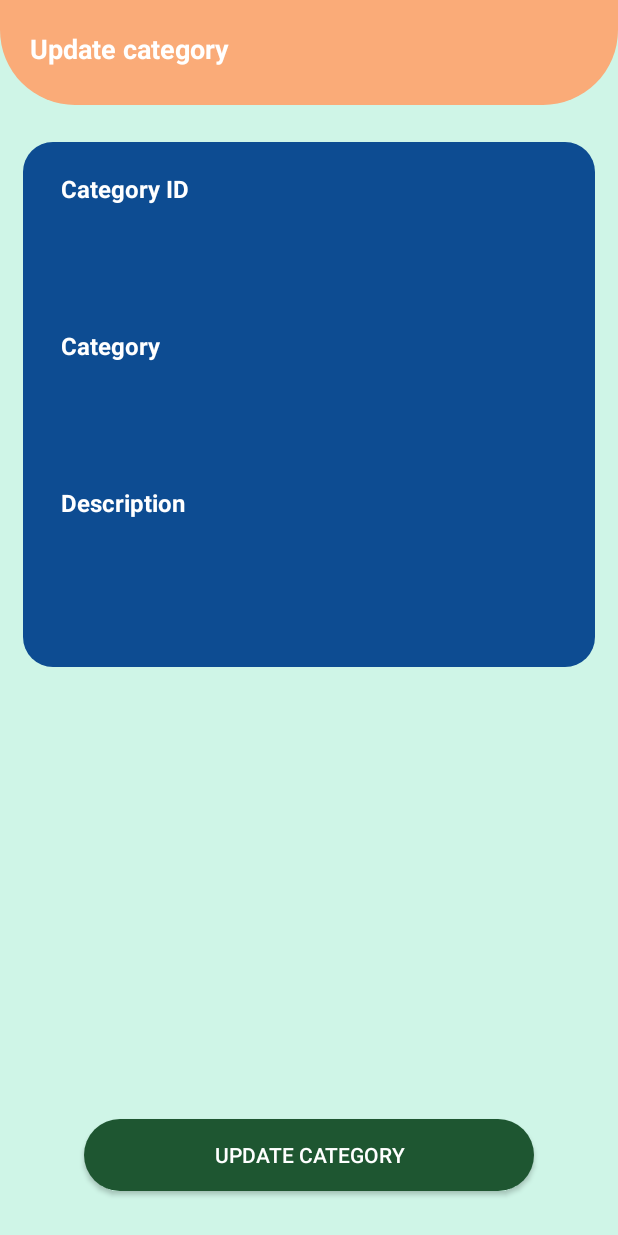
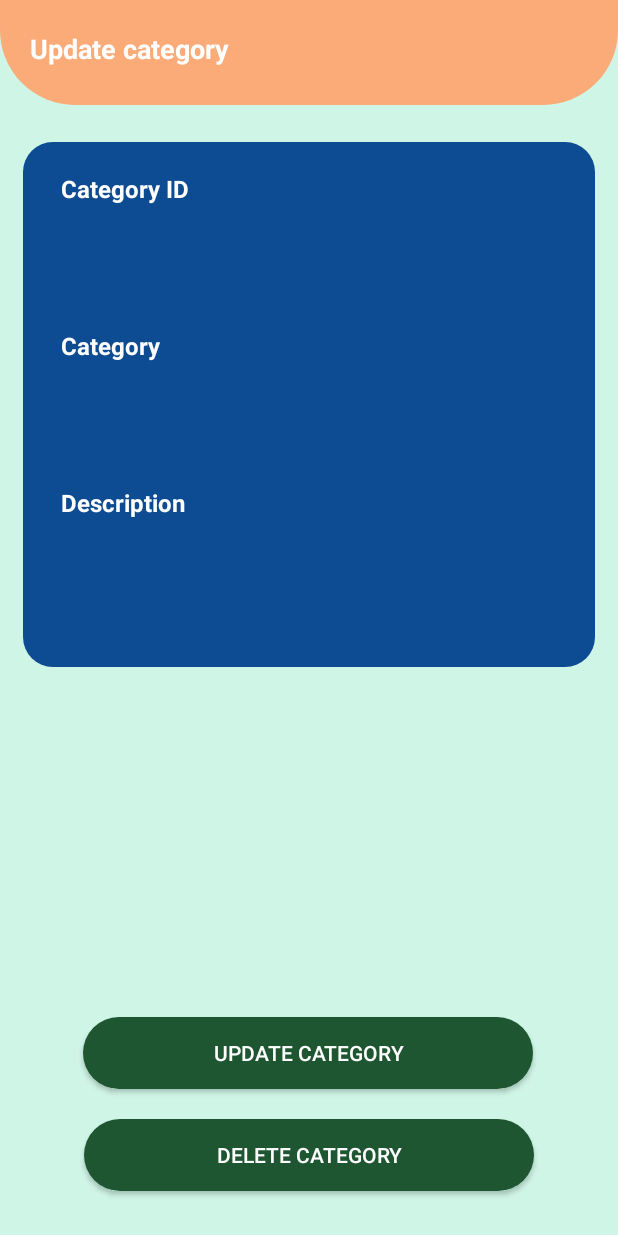
Before and after one commit to it21303302b/MADD_project_SmartSpend, an Android app: the UpdateCategory screen opened directly, with no data from a screen before it, on a phone screen of 412 x 824 dp. Run offline under Robolectric (Android 15) with nearby library versions, the phone set to English and light mode, and no system bars; our stand-ins replace Firebase (no records; nobody signed in at launch, a user with empty details on screens opened directly).

Commit message:
Bimsara -  Deleting in category done

```diff
--- a/app/src/main/res/layout/activity_update_category.xml
+++ b/app/src/main/res/layout/activity_update_category.xml
@@ -149,13 +149,28 @@
         android:layout_height="wrap_content"
         android:layout_marginStart="16dp"
         android:layout_marginEnd="16dp"
+        android:layout_marginBottom="20dp"
+        android:background="@drawable/round_btn"
+        android:text="@string/btn_updatecat"
+        android:textColor="@color/white"
+        app:layout_constraintBottom_toTopOf="@+id/btnDeleteCategory"
+        app:layout_constraintEnd_toEndOf="parent"
+        app:layout_constraintHorizontal_bias="0.493"
+        app:layout_constraintStart_toStartOf="parent" />
+
+    <androidx.appcompat.widget.AppCompatButton
+        android:id="@+id/btnDeleteCategory"
+        android:layout_width="300dp"
+        android:layout_height="wrap_content"
+        android:layout_marginStart="16dp"
+        android:layout_marginEnd="16dp"
         android:layout_marginBottom="30dp"
-        android:text="@string/btn_updatecat"
+        android:background="@drawable/round_btn"
+        android:text="@string/btn_deleteCat"
+        android:textColor="@color/white"
         app:layout_constraintBottom_toBottomOf="parent"
         app:layout_constraintEnd_toEndOf="parent"
-        app:layout_constraintStart_toStartOf="parent"
-        android:background="@drawable/round_btn"
-        android:textColor="@color/white"/>
+        app:layout_constraintStart_toStartOf="parent" />
 
 
 </androidx.constraintlayout.widget.ConstraintLayout>
--- a/app/src/main/res/values/strings.xml
+++ b/app/src/main/res/values/strings.xml
@@ -116,6 +116,8 @@
     <string name="catIDdata">exampleID</string>
     <string name="catname">Example catagory</string>
     <string name="tvcurentDescription">Example description</string>
+    <string name="deleteCategorybtn">Delete category</string>
+    <string name="btn_deleteCat">delete category</string>
 
 
 </resources>
```
Also changed, not shown: app/src/main/java/com/example/smartspend/UpdateCategory.kt (+26 -6 lines).
